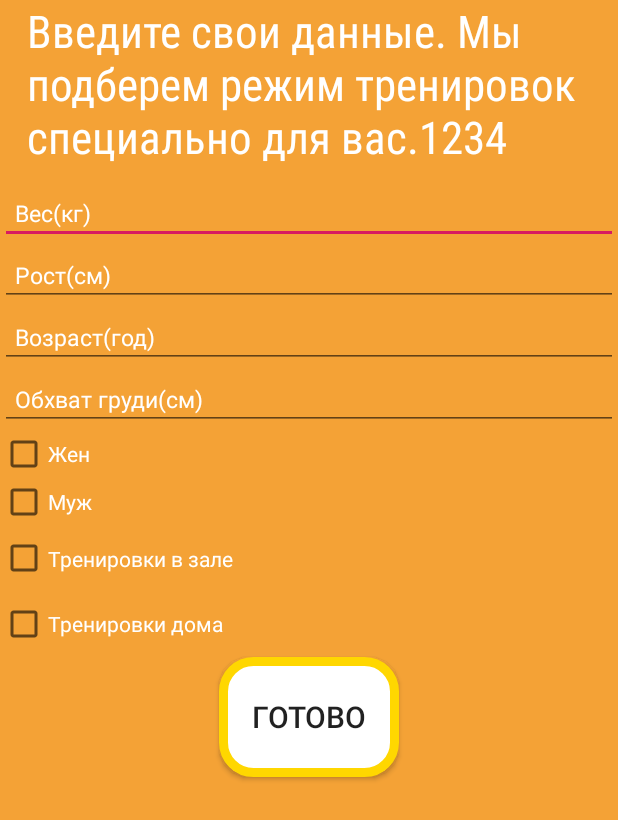
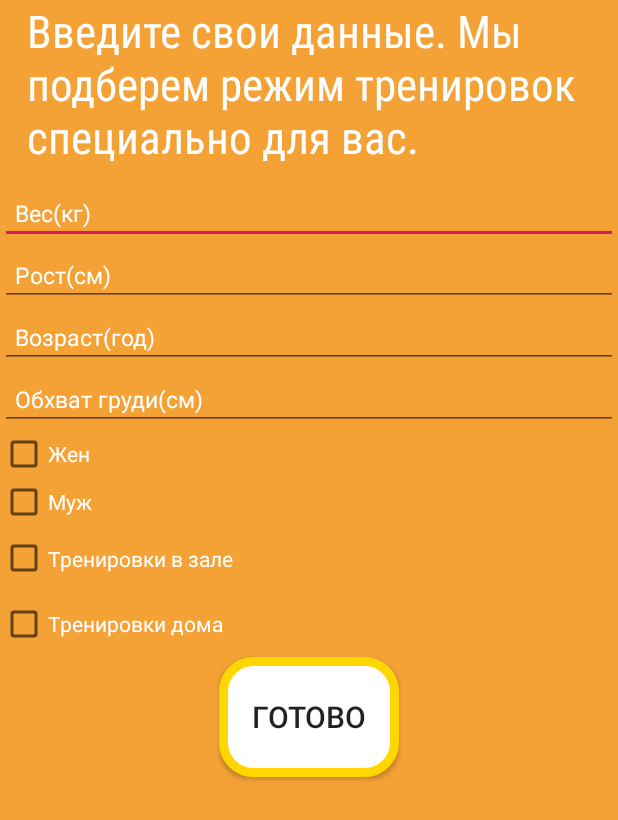
Before and after one commit to Fedor145/FormulaLife, an Android app: the ActivityFerst screen opened directly, with no data from a screen before it, on a phone screen of 412 x 824 dp. Shown: the top 820 px of the screen. Run offline under Robolectric (Android 15) with nearby library versions, the phone set to English and light mode, and no system bars.

Commit message:
Начало

```diff
--- a/src/main/res/layout/activity_ferst.xml
+++ b/src/main/res/layout/activity_ferst.xml
@@ -12,7 +12,7 @@
         android:layout_width="wrap_content"
         android:layout_height="wrap_content"
         android:fontFamily="sans-serif-condensed"
-        android:text="Введите свои данные. Мы подберем режим тренировок специально для вас.1234"
+        android:text="Введите свои данные. Мы подберем режим тренировок специально для вас."
         android:textColor="#FFFFFF"
         android:textSize="30sp"
         android:paddingLeft="18dp"
```
